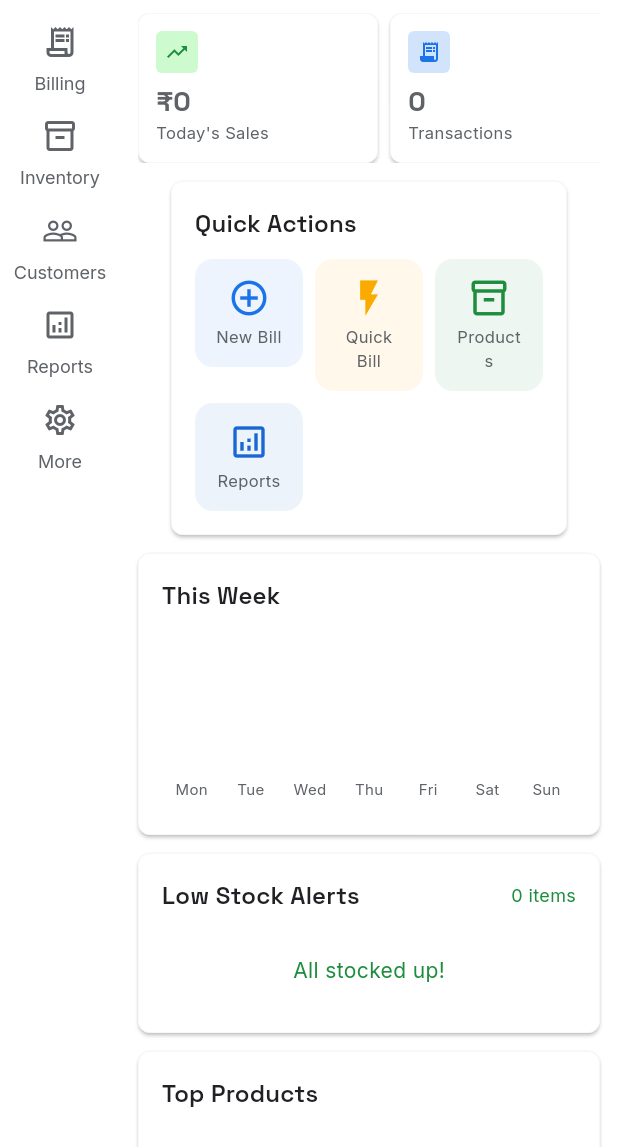
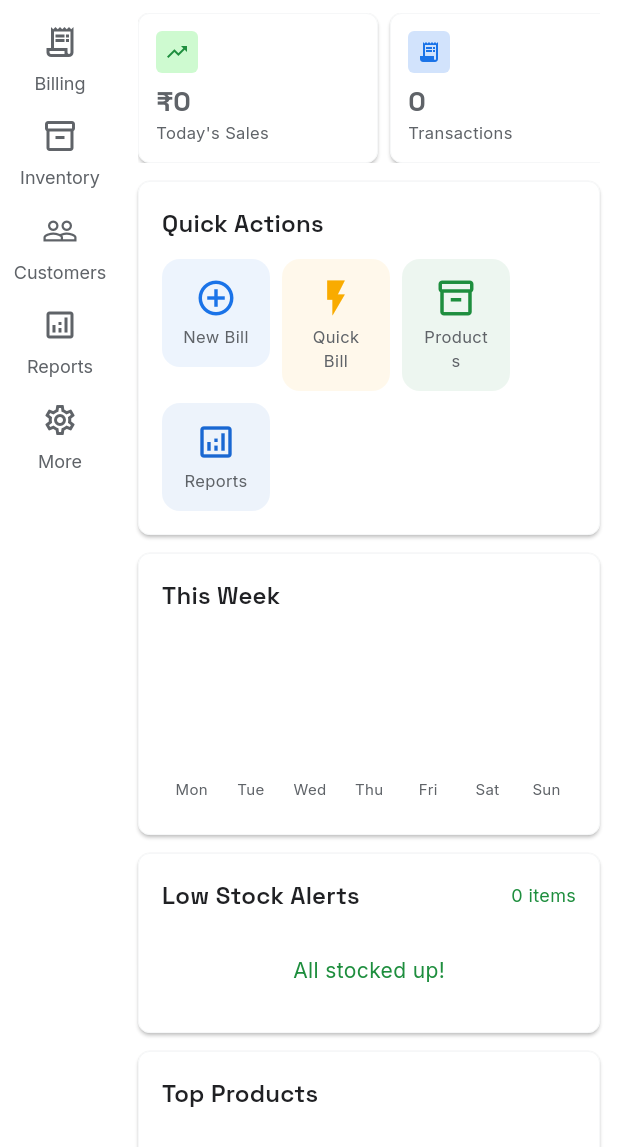
Before and after one commit to jayaswinjay-web/jpos-ftr, a Flutter app: the DashboardScreen screen opened by its route, on a phone screen of 412 x 824 dp, the part 89-1236 px from its top. Run offline on Flutter 3.47's test engine with Material 3 defaults, Android fonts, the phone set to English and light mode, and no system bars; drawn by our look-alikes of fl_chart; our stand-ins replace audioplayers, barcode_widget, cloud_firestore, dio, drift, equatable and 12 more; missing offline and left inert: mobile_scanner, print_bluetooth_thermal; accounts and stored records are empty; project files that could hold a hidden picture were left out.

Commit message:
fix(dashboard): make quick actions grid full width

```diff
--- a/jaypos/lib/features/dashboard/screens/dashboard_screen.dart
+++ b/jaypos/lib/features/dashboard/screens/dashboard_screen.dart
@@ -78,19 +78,31 @@ class DashboardScreen extends ConsumerWidget {
     ]))),
   );
 
-  Widget _actionsGrid(ThemeData t, BuildContext ctx) => Card(child: Padding(
+  Widget _actionsGrid(ThemeData t, BuildContext ctx) => SizedBox(
+  width: double.infinity,
+  child: Card(
+    child: Padding(
       padding: const EdgeInsets.all(16),
-    child: Column(crossAxisAlignment: CrossAxisAlignment.start, children: [
+      child: Column(
+        crossAxisAlignment: CrossAxisAlignment.start,
+        children: [
           Text('Quick Actions', style: t.textTheme.titleMedium),
           const SizedBox(height: 12),
-      Wrap(spacing: 8, runSpacing: 8, children: [
+          Wrap(
+            spacing: 8,
+            runSpacing: 8,
+            children: [
               _actionTile(ctx, Icons.add_circle_outline, 'New Bill', AppColors.primary, '/billing'),
               _actionTile(ctx, Icons.flash_on, 'Quick Bill', AppColors.warning, '/quick-bill'),
               _actionTile(ctx, Icons.inventory_2_outlined, 'Products', AppColors.success, '/inventory'),
               _actionTile(ctx, Icons.analytics_outlined, 'Reports', AppColors.info, '/reports'),
-      ]),
-    ]),
-  ));
+            ],
+          ),
+        ],
+      ),
+    ),
+  ),
+);
 
   Widget _actionTile(BuildContext ctx, IconData icon, String label, Color color, String route) => SizedBox(
     width: (MediaQuery.of(ctx).size.width - 100) / 4 < 80 ? 72 : (MediaQuery.of(ctx).size.width - 100) / 4,
```
Lines whose indentation alone changed are shown as unchanged.
